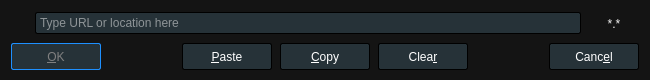
Above: Baka MPlayer/ui/locationdialog.ui from u8sand/Baka-MPlayer before the change. Below: the same form after it.
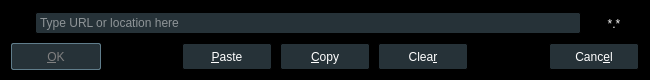
That is the form after the change. Icons and pictures are not drawn.

What changed in the file:
```diff
--- a/Baka MPlayer/ui/locationdialog.ui
+++ b/Baka MPlayer/ui/locationdialog.ui
@@ -15,7 +15,7 @@
   </property>
   <property name="styleSheet">
    <string notr="true">QWidget {
-	background: #141414;
+	background: black;
 	color: whitesmoke;
 	font: 12px &quot;Open Sans&quot;;
 }</string>
@@ -112,11 +112,11 @@
        <property name="styleSheet">
         <string notr="true">QPushButton {
     background: #263238;
-	color: white;
-	border: 1px solid dodgerblue;
-	border-radius: 2px;
+    color: white;
+    border: 1px solid #607d8b;
+    border-radius: 2px;
     min-width: 88px;
-	min-height: 25px;
+    min-height: 25px;
 }
 QPushButton:pressed {
     background: dodgerblue;
```
Left out of the diff: 10 changed lines with no effect on the pictures.
